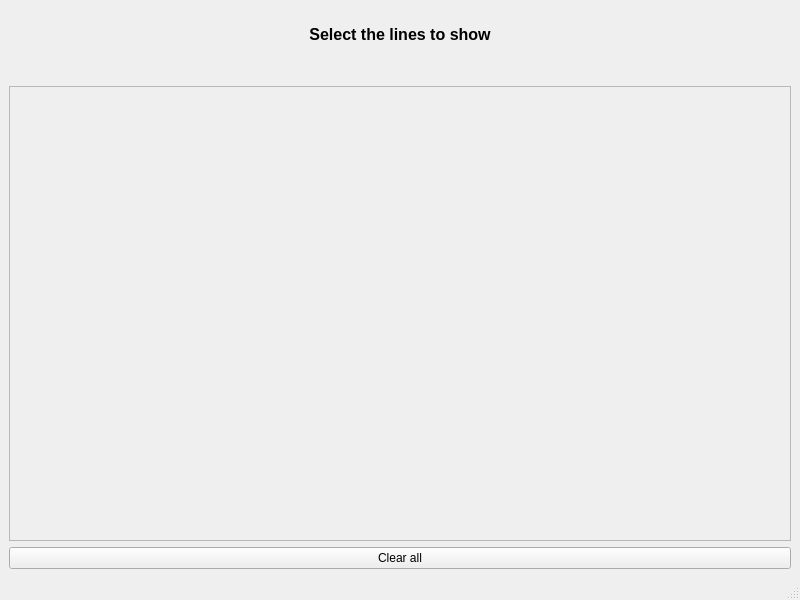
Qt form src/ui/controller_window.ui (leonardogargani/attacks_output_viewer) before a commit.
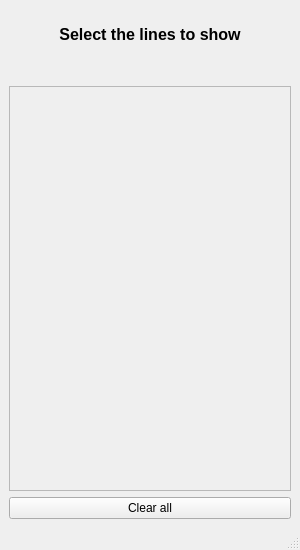
The same form after that commit.

Commit message: Move some view logic from code to ui files

Patch:
```diff
--- a/src/ui/controller_window.ui
+++ b/src/ui/controller_window.ui
@@ -2,12 +2,15 @@
 <ui version="4.0">
  <class>MainWindow</class>
  <widget class="QMainWindow" name="MainWindow">
+  <property name="enabled">
+   <bool>true</bool>
+  </property>
   <property name="geometry">
    <rect>
     <x>0</x>
     <y>0</y>
-    <width>800</width>
-    <height>600</height>
+    <width>300</width>
+    <height>550</height>
    </rect>
   </property>
   <property name="sizePolicy">
@@ -105,8 +108,8 @@
         <rect>
          <x>0</x>
          <y>0</y>
-         <width>780</width>
-         <height>422</height>
+         <width>280</width>
+         <height>372</height>
         </rect>
        </property>
       </widget>
```
Left out of the diff: 8 changed lines with no effect on the pictures. The commit also changes 5 other files.
